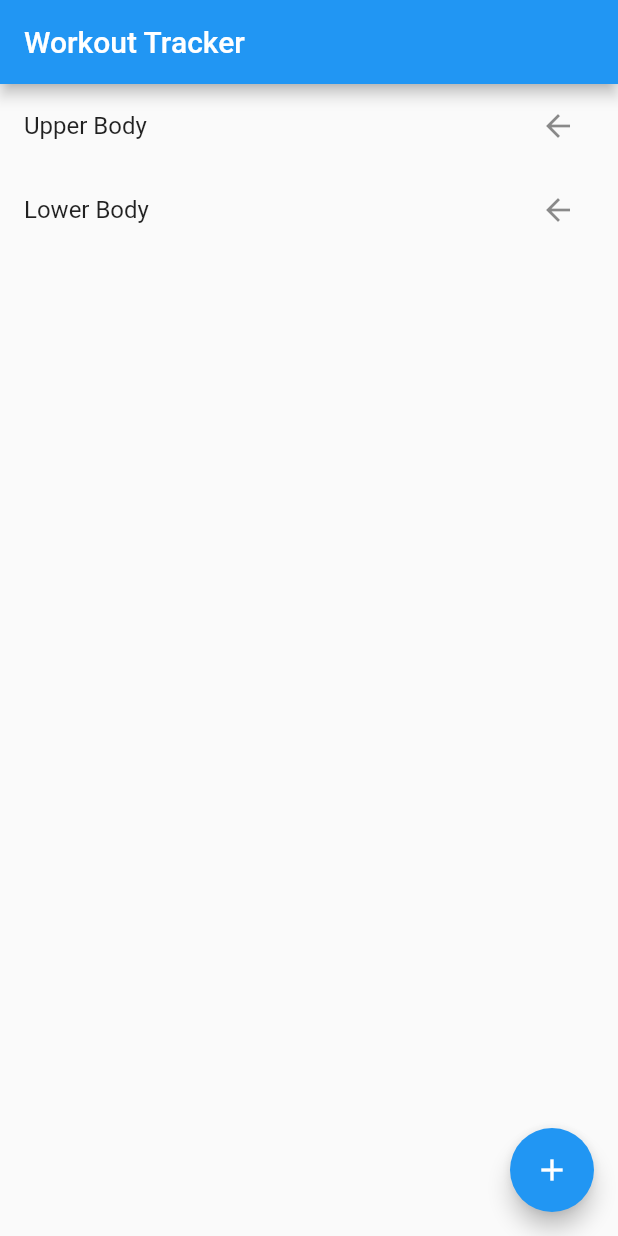
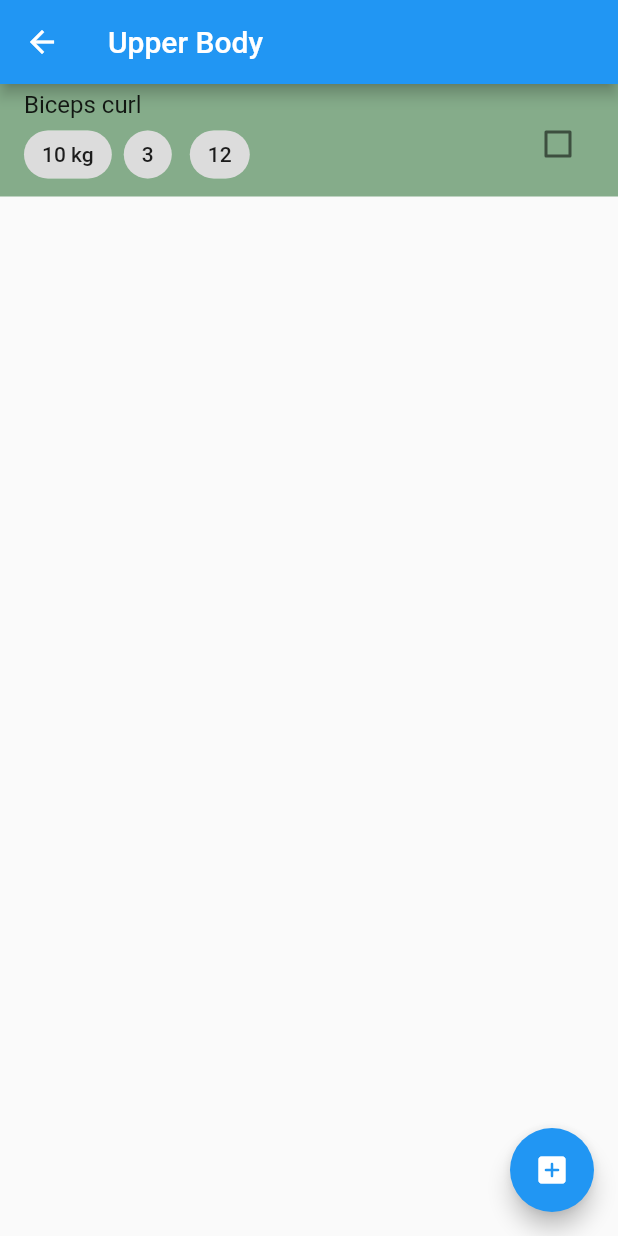
Before and after one commit to AmandeepSingh12/Workout-Tracker, a Flutter app: the screen it shows after launch, after a tap on the "arrow back" icon, on a phone screen of 412 x 824 dp. Run offline on Flutter 3.47's test engine with Material 2 defaults, Android fonts, the phone set to English and light mode, and no system bars.

Commit message:
Second commit

```diff
--- /dev/null
+++ b/lib/components/exercise_title.dart
@@ -0,0 +1,47 @@
+import 'package:flutter/material.dart';
+
+class ExerciseTitle extends StatelessWidget {
+  final String exerciseName;
+  final String weight;
+  final String reps;
+  final String sets;
+  final bool isCompleted;
+  void Function(bool?)? onCheckBoxChanged;
+
+  ExerciseTitle({
+    super.key,
+    required this.exerciseName,
+    required this.weight,
+    required this.reps,
+    required this.sets,
+    required this.isCompleted,
+    required this.onCheckBoxChanged,
+  });
+
+  @override
+  Widget build(BuildContext context) {
+    return Container(
+      color: Color.fromARGB(255, 133, 172, 138),
+      child: ListTile(
+        title: Text(exerciseName),
+        subtitle: Row(
+          children: [
+            Chip(
+              label: Text(weight + " kg"),
+            ),
+            Chip(
+              label: Text(sets),
+            ),
+            Chip(
+              label: Text(reps),
+            )
+          ],
+        ),
+        trailing: Checkbox(
+          value: isCompleted,
+          onChanged: (value) => onCheckBoxChanged!(value),
+        ),
+      ),
+    );
+  }
+}
--- a/lib/pages/home_page.dart
+++ b/lib/pages/home_page.dart
@@ -1,6 +1,7 @@
 import 'package:flutter/material.dart';
 import 'package:provider/provider.dart';
 import 'package:workout_app/data/workout_data.dart';
+import 'package:workout_app/pages/workout_page.dart';
 
 class HomePage extends StatefulWidget {
   const HomePage({super.key});
@@ -14,7 +15,7 @@ class _HomePageState extends State<HomePage> {
   void createNewWorkout() {
     showDialog(
       context: context,
-      builder: ((context) => AlertDialog(
+      builder: (context) => AlertDialog(
         title: Text("Create new workout"),
         content: TextField(
           controller: newWorkoutNameController,
@@ -27,13 +28,22 @@ class _HomePageState extends State<HomePage> {
           MaterialButton(
             onPressed: cancel,
             child: Text("Cancel"),
-              )
+          ),
         ],
-          )),
+      ),
     );
   }
 
-  void goToWorkoutPage() {}
+  void goToWorkoutPage(String workoutName) {
+    Navigator.push(
+      context,
+      MaterialPageRoute(
+        builder: (context) => WorkoutPage(
+          workoutName: workoutName,
+        ),
+      ),
+    );
+  }
 
   void save() {
     String newWorkoutName = newWorkoutNameController.text;
@@ -69,7 +79,8 @@ class _HomePageState extends State<HomePage> {
             title: Text(value.getWorkoutlist()[index].name),
             trailing: IconButton(
               icon: Icon(Icons.arrow_back_sharp),
-              onPressed: goToWorkoutPage,
+              onPressed: () =>
+                  goToWorkoutPage(value.getWorkoutlist()[index].name),
             ),
           ),
         ),
--- /dev/null
+++ b/lib/pages/workout_page.dart
@@ -0,0 +1,132 @@
+import 'package:flutter/material.dart';
+import 'package:provider/provider.dart';
+import 'package:workout_app/components/exercise_title.dart';
+import 'package:workout_app/data/workout_data.dart';
+import 'package:workout_app/models/exercise.dart';
+
+class WorkoutPage extends StatefulWidget {
+  final String workoutName;
+  const WorkoutPage({super.key, required this.workoutName});
+
+  @override
+  State<WorkoutPage> createState() => _WorkoutPageState();
+}
+
+class _WorkoutPageState extends State<WorkoutPage> {
+  void onCheckBoxChanged(String workoutName, String exerciseName) {
+    Provider.of<WorkoutData>(context, listen: false)
+        .checkOffExercise(workoutName, exerciseName);
+  }
+
+  final exerciseNameController = TextEditingController();
+  final weightController = TextEditingController();
+  final repsController = TextEditingController();
+  final setsController = TextEditingController();
+
+  void createNewExercise() {
+    showDialog(
+        context: context,
+        builder: (context) => AlertDialog(
+              title: Text('Add a new exercise'),
+              content: Column(children: [
+                TextField(
+                  controller: exerciseNameController,
+                ),
+                TextField(
+                  controller: weightController,
+                ),
+                TextField(
+                  controller: setsController,
+                ),
+                TextField(
+                  controller: repsController,
+                )
+              ]),
+              actions: [
+                MaterialButton(
+                  onPressed: save,
+                  child: Text("Save"),
+                ),
+                MaterialButton(
+                  onPressed: cancel,
+                  child: Text("Cancel"),
+                ),
+              ],
+            ));
+  }
+
+  void save() {
+    String newExerciseName = exerciseNameController.text;
+    String weight = weightController.text;
+    String reps = repsController.text;
+    String sets = setsController.text;
+
+    Provider.of<WorkoutData>(context, listen: false).addExercise(
+      widget.workoutName,
+      newExerciseName,
+      weight,
+      reps,
+      sets,
+    );
+
+    Navigator.pop(context);
+    clear();
+  }
+
+  void cancel() {
+    Navigator.pop(context);
+    clear();
+  }
+
+  void clear() {
+    exerciseNameController.clear();
+    setsController.clear();
+    repsController.clear();
+    weightController.clear();
+  }
+
+  @override
+  Widget build(BuildContext context) {
+    return Consumer<WorkoutData>(
+      builder: (context, value, child) => Scaffold(
+        appBar: AppBar(title: Text(widget.workoutName)),
+        floatingActionButton: FloatingActionButton(
+          onPressed: () => createNewExercise,
+          child: Icon(Icons.add_box_rounded),
+        ),
+        body: ListView.builder(
+          itemCount: value.numberOfExerciseInWorkout(widget.workoutName),
+          itemBuilder: (context, index) => ExerciseTitle(
+            exerciseName: value
+                .getRelevantWorkout(widget.workoutName)
+                .exercises[index]
+                .name,
+            weight: value
+                .getRelevantWorkout(widget.workoutName)
+                .exercises[index]
+                .weight,
+            reps: value
+                .getRelevantWorkout(widget.workoutName)
+                .exercises[index]
+                .reps,
+            sets: value
+                .getRelevantWorkout(widget.workoutName)
+                .exercises[index]
+                .sets,
+            isCompleted: value
+                .getRelevantWorkout(widget.workoutName)
+                .exercises[index]
+                .isCompleted,
+            onCheckBoxChanged: (val) => onCheckBoxChanged(
+              widget.workoutName,
+              value
+                  .getRelevantWorkout(widget.workoutName)
+                  .exercises[index]
+                  .name,
+            ),
+          ),
+        ),
+      ),
+    );
+  }
+}
```
Lines whose indentation alone changed are shown as unchanged.
